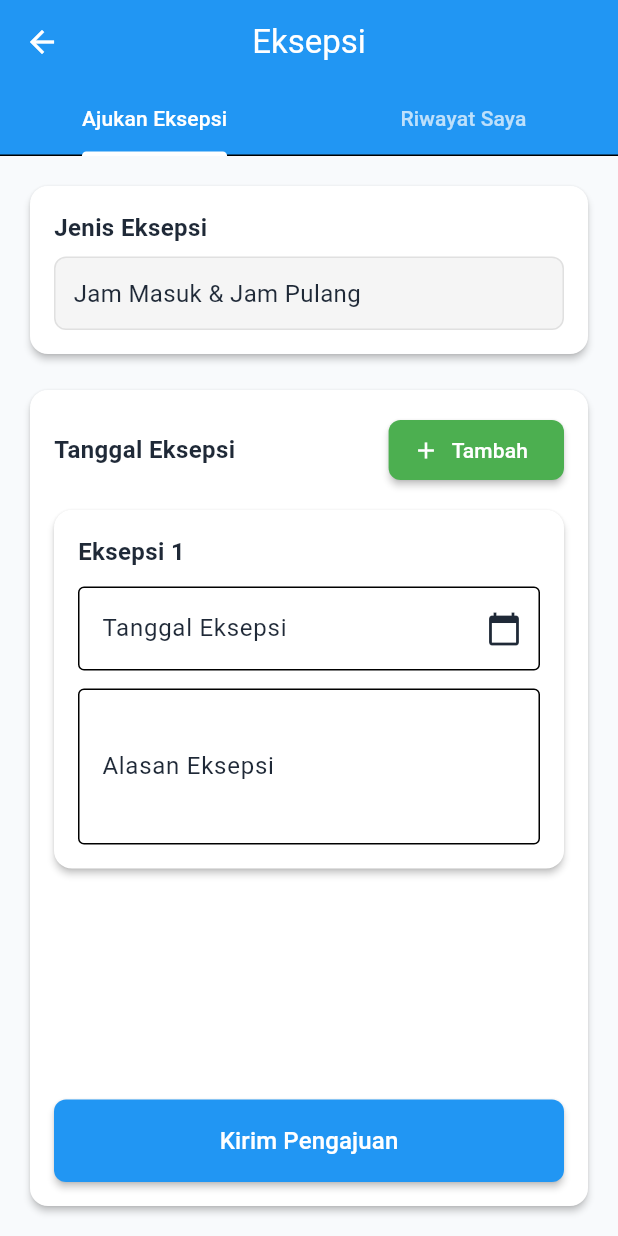
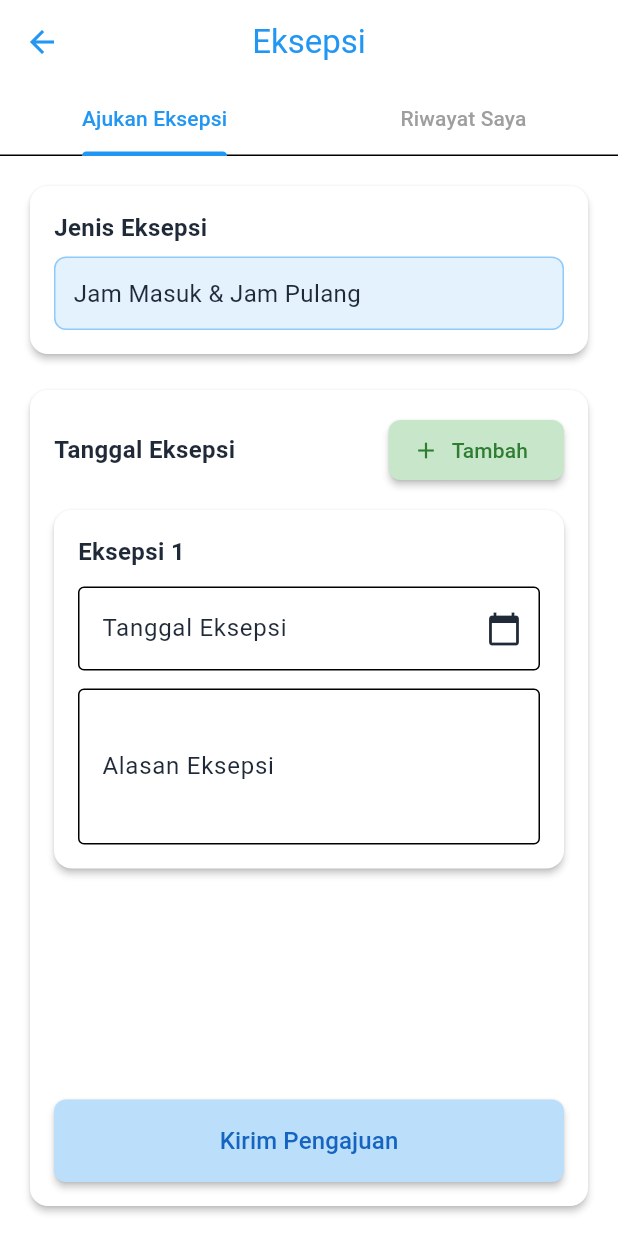
Before and after one commit to levanza1358/mti_pontianak, a Flutter app: the EksepsiPage screen opened by its route, on a phone screen of 412 x 824 dp. Run offline on Flutter 3.47's test engine with Material 3 defaults, Android fonts, the phone set to English and light mode, and no system bars; our stand-ins replace get, shared_preferences, signature, supabase_flutter, table_calendar; accounts and stored records are empty.

Commit message:
style(eksepsi_page): update color scheme and improve UI consistency
Update the color scheme to use a more consistent blue/white theme throughout the page. Improve UI elements like buttons, tabs and containers to match the new color palette while maintaining functionality.

```diff
--- a/lib/page/eksepsi_page.dart
+++ b/lib/page/eksepsi_page.dart
@@ -11,21 +11,22 @@ class EksepsiPage extends StatelessWidget {
     final controller = Get.put(EksepsiController());
 
     return Scaffold(
+      backgroundColor: Colors.white,
       appBar: AppBar(
         title: const Text('Eksepsi'),
-        backgroundColor: Colors.blue,
-        foregroundColor: Colors.white,
+        backgroundColor: Colors.white,
+        foregroundColor: Colors.blue,
         elevation: 0,
       ),
       body: Column(
         children: [
           Container(
-            color: Colors.blue,
+            color: Colors.white,
             child: TabBar(
               controller: controller.tabController,
-              indicatorColor: Colors.white,
-              labelColor: Colors.white,
-              unselectedLabelColor: Colors.white70,
+              indicatorColor: Colors.blue,
+              labelColor: Colors.blue,
+              unselectedLabelColor: Colors.grey,
               tabs: const [
                 Tab(text: 'Ajukan Eksepsi'),
                 Tab(text: 'Riwayat Saya'),
@@ -72,9 +73,9 @@ class EksepsiPage extends StatelessWidget {
                       width: double.infinity,
                       padding: const EdgeInsets.all(12),
                       decoration: BoxDecoration(
-                        color: Colors.grey[100],
+                        color: Colors.blue[50],
                         borderRadius: BorderRadius.circular(8),
-                        border: Border.all(color: Colors.grey[300]!),
+                        border: Border.all(color: Colors.blue[200]!),
                       ),
                       child: Text(
                         controller.jenisEksepsi,
@@ -108,8 +109,8 @@ class EksepsiPage extends StatelessWidget {
                             icon: const Icon(Icons.add),
                             label: const Text('Tambah'),
                             style: ElevatedButton.styleFrom(
-                              backgroundColor: Colors.green,
-                              foregroundColor: Colors.white,
+                              backgroundColor: Colors.green[100],
+                              foregroundColor: Colors.green[800],
                             ),
                           ),
                         ],
@@ -134,8 +135,8 @@ class EksepsiPage extends StatelessWidget {
                                 ? null
                                 : controller.submitEksepsiApplication,
                             style: ElevatedButton.styleFrom(
-                              backgroundColor: Colors.blue,
-                              foregroundColor: Colors.white,
+                              backgroundColor: Colors.blue[100],
+                              foregroundColor: Colors.blue[800],
                               padding: const EdgeInsets.symmetric(vertical: 16),
                             ),
                             child: controller.isLoading.value
@@ -145,7 +146,7 @@ class EksepsiPage extends StatelessWidget {
                                     child: CircularProgressIndicator(
                                       strokeWidth: 2,
                                       valueColor: AlwaysStoppedAnimation<Color>(
-                                        Colors.white,
+                                        Colors.blue,
                                       ),
                                     ),
                                   )
@@ -192,7 +193,7 @@ class EksepsiPage extends StatelessWidget {
                 if (controller.eksepsiEntries.length > 1)
                   IconButton(
                     onPressed: () => controller.removeEksepsiEntry(index),
-                    icon: const Icon(Icons.delete, color: Colors.red),
+                    icon: const Icon(Icons.delete, color: Colors.blue),
                   ),
               ],
             ),
@@ -319,7 +320,10 @@ class EksepsiPage extends StatelessWidget {
                         const SizedBox(height: 4),
                         Text(
                           'Jumlah Hari: ${item['jumlah_hari'] ?? 1}',
-                          style: TextStyle(fontSize: 14, color: Colors.grey[600]),
+                          style: TextStyle(
+                            fontSize: 14,
+                            color: Colors.grey[600],
+                          ),
                         ),
                       ],
                     ),
@@ -400,10 +404,7 @@ class EksepsiPage extends StatelessWidget {
             ),
           ),
           Expanded(
-            child: Text(
-              value,
-              style: TextStyle(color: Colors.grey[700]),
-            ),
+            child: Text(value, style: TextStyle(color: Colors.grey[700])),
           ),
         ],
       ),
@@ -443,10 +444,7 @@ class EksepsiPage extends StatelessWidget {
                 const SizedBox(height: 16),
                 const Text(
                   'Tanggal yang Diajukan:',
-                  style: TextStyle(
-                    fontWeight: FontWeight.bold,
-                    fontSize: 16,
-                  ),
+                  style: TextStyle(fontWeight: FontWeight.bold, fontSize: 16),
                 ),
                 const SizedBox(height: 8),
                 Container(
@@ -471,7 +469,9 @@ class EksepsiPage extends StatelessWidget {
                         decoration: BoxDecoration(
                           color: Colors.blue.withOpacity(0.1),
                           borderRadius: BorderRadius.circular(8),
-                          border: Border.all(color: Colors.blue.withOpacity(0.3)),
+                          border: Border.all(
+                            color: Colors.blue.withOpacity(0.3),
+                          ),
                         ),
                         child: Row(
                           children: [
@@ -484,8 +484,8 @@ class EksepsiPage extends StatelessWidget {
                             Expanded(
                               child: Text(
                                 date != null
-                                  ? '${_getDayName(date)}, ${DateFormat('dd MMMM yyyy').format(date)}'
-                                  : tanggal,
+                                    ? '${_getDayName(date)}, ${DateFormat('dd MMMM yyyy').format(date)}'
+                                    : tanggal,
                                 style: const TextStyle(
                                   fontSize: 14,
                                   fontWeight: FontWeight.w500,
@@ -521,10 +521,7 @@ class EksepsiPage extends StatelessWidget {
                 if (item['tanggal_pengajuan'] != null)
                   Text(
                     'Diajukan pada: ${_formatDateDisplay(item['tanggal_pengajuan'])}',
-                    style: TextStyle(
-                      fontSize: 12,
-                      color: Colors.grey[600],
-                    ),
+                    style: TextStyle(fontSize: 12, color: Colors.grey[600]),
                   ),
               ],
             ),
```
